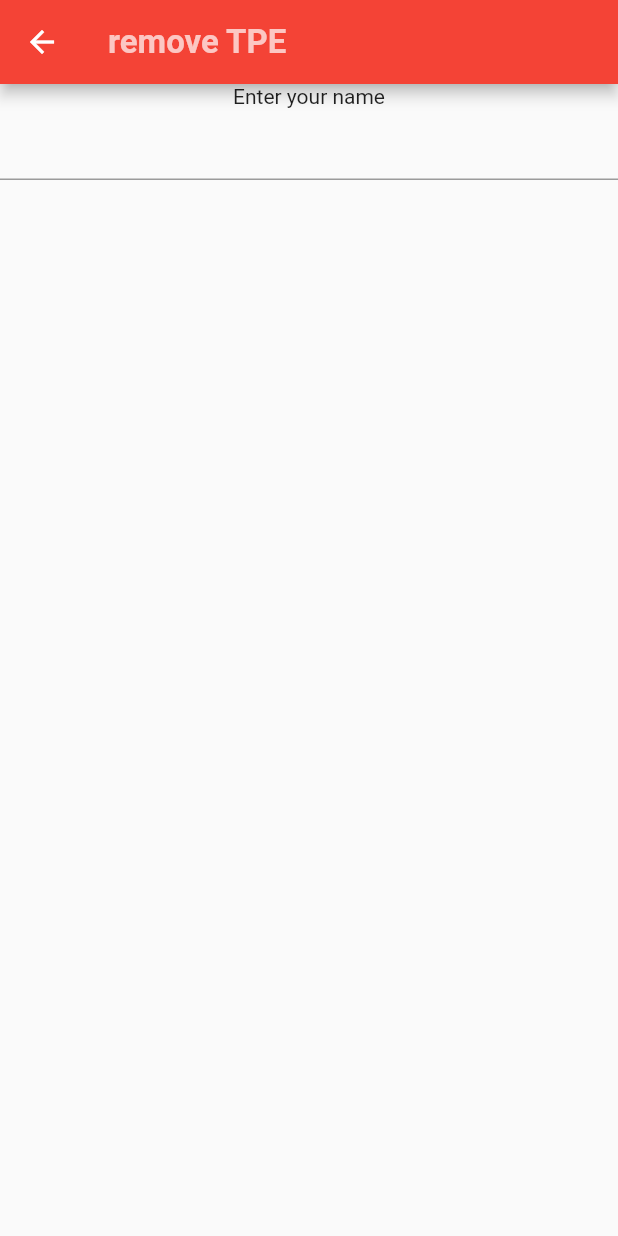
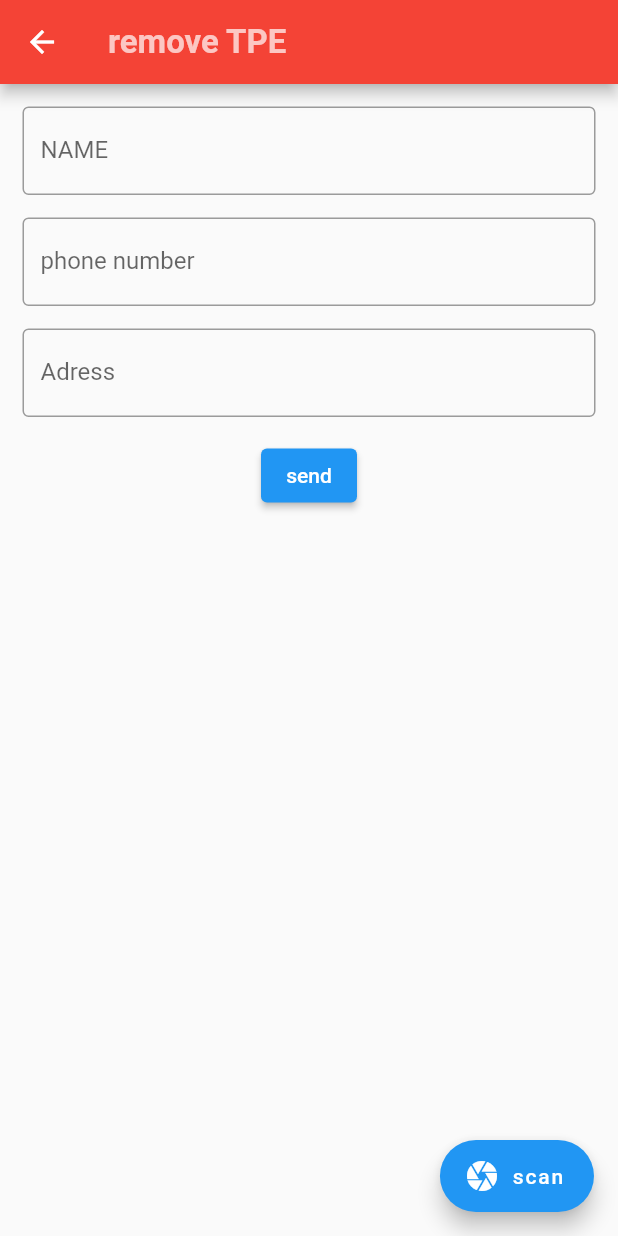
Before and after one commit to TgnDilano/bar_code_scanner, a Flutter app: the RemoveTpe screen opened by its route, on a phone screen of 412 x 824 dp. Run offline on Flutter 3.47's test engine with Material 2 defaults, Android fonts, the phone set to English and light mode, and no system bars; our stand-ins replace cloud_firestore, firebase_core, get; missing offline and left inert: flutter_barcode_scanner; accounts and stored records are empty.

Commit message:
Update remove_tpe.dart

```diff
--- a/lib/pages/remove_tpe.dart
+++ b/lib/pages/remove_tpe.dart
@@ -8,29 +8,90 @@ class RemoveTpe extends StatefulWidget {
 }
 
 class _RemoveTpeState extends State<RemoveTpe> {
+  final _formkey = GlobalKey<FormState>();
   @override
   Widget build(BuildContext context) {
-    return  Scaffold(
+    return Scaffold(
         appBar: AppBar(
           backgroundColor: Colors.red,
           title: const Text(
             'remove TPE',
             style: TextStyle(
-              fontWeight: FontWeight.w600,fontSize: 22,color: Colors.white70
+                fontWeight: FontWeight.w600,
+                fontSize: 22,
+                color: Colors.white70),
           ),
         ),
+        body: Container(
+            margin: const EdgeInsets.all(15),
+            child: Form(
+                key: _formkey,
+                child: Column(
+                  children: [
+                    TextFormField(
+                      decoration:  const InputDecoration(
+                        labelText: "NAME",
+                        hintText: "please enter your name",
+                        border: OutlineInputBorder(),
                       ),
-      body: const Column(
-        children: [
-          Text(
-            'Enter your name',
+                      //validation du champ
+                      validator: (values) {
+                        if (values == null || values.isEmpty) {
+                          return "error in the text";
+                        }else{
+                          return null;
+                        }
+                      },
                     ),
-          TextField()
+                    const  SizedBox(height: 15),
+
+                  TextFormField(
+                      decoration:  const InputDecoration(
+                        labelText: "phone number",
+                        hintText: "please enter your phone number",
+                        border: OutlineInputBorder(),
+                      ),
+                      //validation du champ
+                      validator: (values) {
+                        if (values == null || values.isEmpty) {
+                          return "error in the text";
+                        }else{
+                          return null;
+
+                        }
+                        },
+                    ),
+                   const  SizedBox(height: 15),
+                  TextFormField(
+                      decoration:  const InputDecoration(
+                        labelText: "Adress",
+                        hintText: "please enter your Adress",
+                        border: OutlineInputBorder(),
+                      ),
+                      //validation du champ
+                      validator: (values) {
+                        if (values == null || values.isEmpty) {
+                          return "error in the text";
+                        }else{
+                          return null;
+                        }
+                      },
+                    ),
+                    const  SizedBox(height: 15),
+                     ElevatedButton(
+                      onPressed: (){},
+                      child:const Text('send')
+                      ),
                   ],
                 )
+                )
+                ),
+                floatingActionButton: FloatingActionButton.extended(
+                  onPressed: (){},
+                  label:const Text('scan'),
+                  icon: const Icon(Icons.camera),
+                  ),
+
     );
-
-
-
   }
 }
```
Also changed, not shown: lib/pages/authentification.dart (added, +44 -0 lines). Lines whose indentation alone changed are shown as unchanged.
